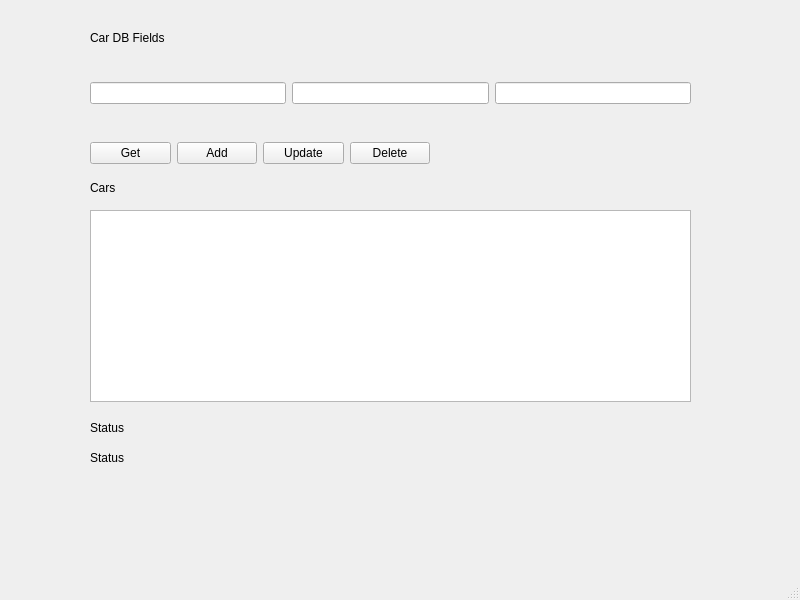
Before: the Qt Designer form QT/rastitehtavaCarGUI/mainwindow.ui in KaiSuomi-hub/soloProject2023, drawn with Qt 5.
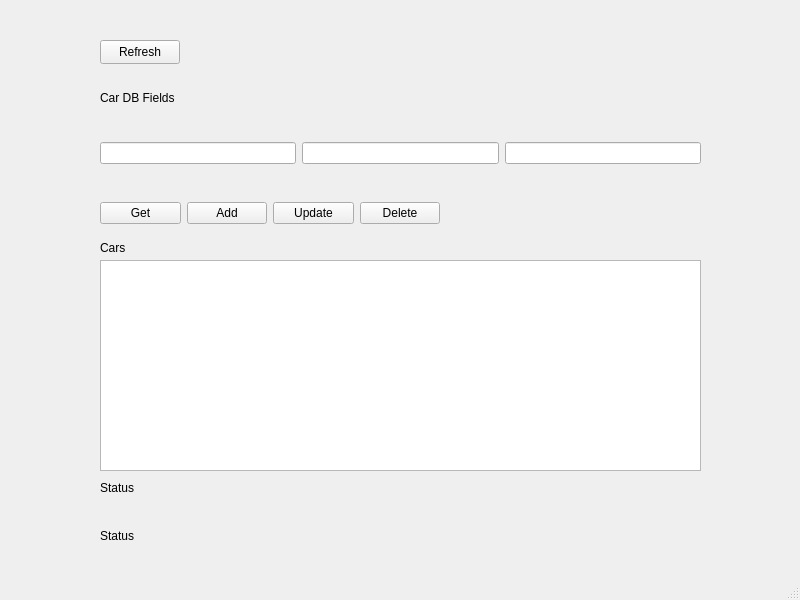
After: the same form once the commit is applied.

What changed in the file:
```diff
--- a/QT/rastitehtavaCarGUI/mainwindow.ui
+++ b/QT/rastitehtavaCarGUI/mainwindow.ui
@@ -21,8 +21,8 @@
    <widget class="QLabel" name="label">
     <property name="geometry">
      <rect>
-      <x>90</x>
-      <y>30</y>
+      <x>100</x>
+      <y>90</y>
       <width>171</width>
       <height>16</height>
      </rect>
@@ -31,21 +31,11 @@
      <string>Car DB Fields</string>
     </property>
    </widget>
-   <widget class="QListView" name="carList">
-    <property name="geometry">
-     <rect>
-      <x>90</x>
-      <y>210</y>
-      <width>601</width>
-      <height>192</height>
-     </rect>
-    </property>
-   </widget>
    <widget class="QLabel" name="label_2">
     <property name="geometry">
      <rect>
-      <x>90</x>
-      <y>180</y>
+      <x>100</x>
+      <y>240</y>
       <width>171</width>
       <height>16</height>
      </rect>
@@ -57,8 +47,8 @@
    <widget class="QLabel" name="label_3">
     <property name="geometry">
      <rect>
-      <x>90</x>
-      <y>420</y>
+      <x>100</x>
+      <y>480</y>
       <width>171</width>
       <height>16</height>
      </rect>
@@ -70,21 +60,21 @@
    <widget class="QLabel" name="status">
     <property name="geometry">
      <rect>
-      <x>90</x>
-      <y>450</y>
-      <width>171</width>
-      <height>16</height>
+      <x>100</x>
+      <y>510</y>
+      <width>601</width>
+      <height>51</height>
      </rect>
     </property>
     <property name="text">
      <string>Status</string>
     </property>
    </widget>
-   <widget class="QWidget" name="">
+   <widget class="QWidget" name="layoutWidget">
     <property name="geometry">
      <rect>
-      <x>90</x>
-      <y>80</y>
+      <x>100</x>
+      <y>140</y>
       <width>601</width>
       <height>26</height>
      </rect>
@@ -113,11 +103,11 @@
      </item>
     </layout>
    </widget>
-   <widget class="QWidget" name="">
+   <widget class="QWidget" name="layoutWidget">
     <property name="geometry">
      <rect>
-      <x>90</x>
-      <y>140</y>
+      <x>100</x>
+      <y>200</y>
       <width>340</width>
       <height>26</height>
      </rect>
@@ -165,6 +155,29 @@
      </item>
     </layout>
    </widget>
+   <widget class="QPushButton" name="refresh">
+    <property name="geometry">
+     <rect>
+      <x>100</x>
+      <y>40</y>
+      <width>80</width>
+      <height>24</height>
+     </rect>
+    </property>
+    <property name="text">
+     <string>Refresh</string>
+    </property>
+   </widget>
+   <widget class="QTextEdit" name="carList">
+    <property name="geometry">
+     <rect>
+      <x>100</x>
+      <y>260</y>
+      <width>601</width>
+      <height>211</height>
+     </rect>
+    </property>
+   </widget>
   </widget>
   <widget class="QStatusBar" name="statusbar"/>
  </widget>
```
Left out of the diff: 4 changed lines with no effect on the pictures.
